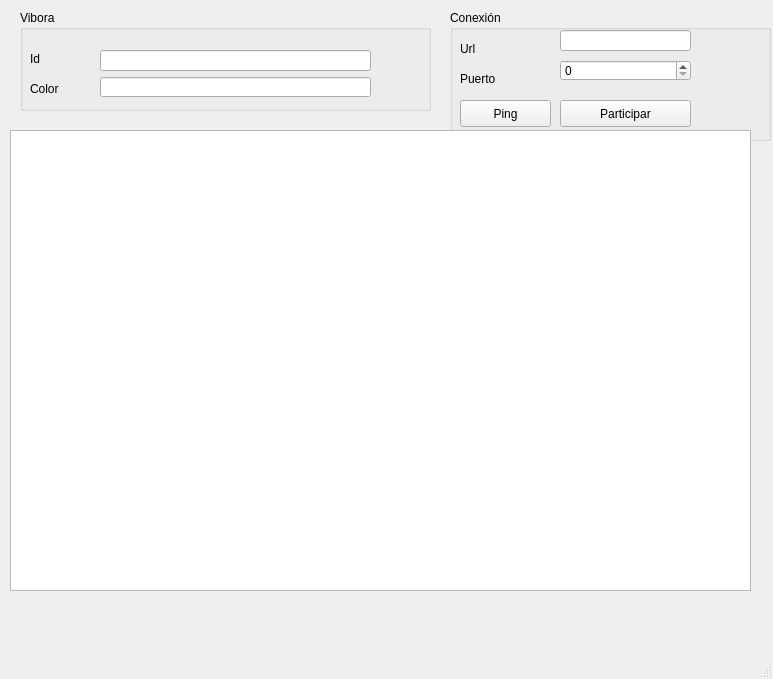
Before: the Qt Designer form cliente.ui in NoraLuna/Practica08-Modelado20171, drawn with Qt 5.
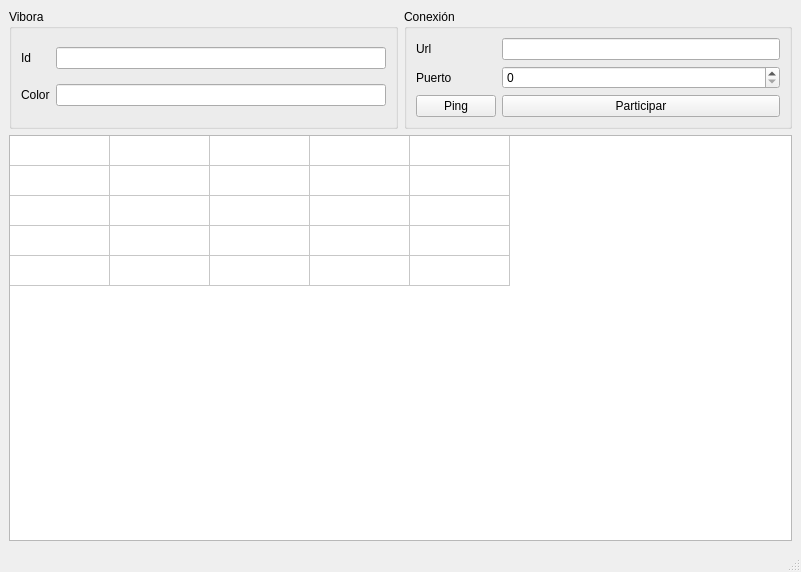
After: the same form once the commit is applied.

Commit message: agregue los archivos .ui actualizados y los .py

Diff of the .ui file:
```diff
--- a/cliente.ui
+++ b/cliente.ui
@@ -6,168 +6,130 @@
    <rect>
     <x>0</x>
     <y>0</y>
-    <width>773</width>
-    <height>679</height>
+    <width>801</width>
+    <height>572</height>
    </rect>
   </property>
   <property name="windowTitle">
    <string>MainWindow</string>
   </property>
   <widget class="QWidget" name="centralwidget">
+   <layout class="QVBoxLayout" name="verticalLayout_5">
+    <item>
+     <layout class="QHBoxLayout" name="horizontalLayout_3">
+      <item>
    <widget class="QGroupBox" name="groupBox">
-    <property name="geometry">
-     <rect>
-      <x>20</x>
-      <y>10</y>
-      <width>411</width>
-      <height>101</height>
-     </rect>
-    </property>
     <property name="title">
      <string>Vibora</string>
     </property>
+        <layout class="QGridLayout" name="gridLayout_3">
+         <item row="0" column="0">
     <widget class="QLabel" name="label">
-     <property name="geometry">
-      <rect>
-       <x>10</x>
-       <y>40</y>
-       <width>41</width>
-       <height>17</height>
-      </rect>
-     </property>
      <property name="text">
       <string>Id</string>
      </property>
     </widget>
+         </item>
+         <item row="1" column="0">
     <widget class="QLabel" name="label_2">
-     <property name="geometry">
-      <rect>
-       <x>10</x>
-       <y>70</y>
-       <width>51</width>
-       <height>17</height>
-      </rect>
-     </property>
      <property name="text">
       <string>Color</string>
      </property>
     </widget>
-    <widget class="QLineEdit" name="lineEdit">
-     <property name="geometry">
-      <rect>
-       <x>80</x>
-       <y>40</y>
-       <width>271</width>
-       <height>21</height>
-      </rect>
-     </property>
-    </widget>
-    <widget class="QLineEdit" name="lineEdit_2">
-     <property name="geometry">
-      <rect>
-       <x>80</x>
-       <y>67</y>
-       <width>271</width>
-       <height>20</height>
-      </rect>
-     </property>
-    </widget>
-   </widget>
+         </item>
+         <item row="0" column="1">
+          <widget class="QLineEdit" name="lineEdit"/>
+         </item>
+         <item row="1" column="1">
+          <widget class="QLineEdit" name="lineEdit_2"/>
+         </item>
+        </layout>
+       </widget>
+      </item>
+      <item>
    <widget class="QGroupBox" name="groupBox_2">
-    <property name="geometry">
-     <rect>
-      <x>450</x>
-      <y>10</y>
-      <width>321</width>
-      <height>131</height>
-     </rect>
-    </property>
     <property name="title">
      <string>Conexión</string>
     </property>
-    <widget class="QLabel" name="label_3">
-     <property name="geometry">
-      <rect>
-       <x>10</x>
-       <y>30</y>
-       <width>66</width>
-       <height>17</height>
-      </rect>
-     </property>
-     <property name="text">
-      <string>Url</string>
-     </property>
-    </widget>
+        <layout class="QGridLayout" name="gridLayout_5">
+         <item row="0" column="1">
+          <widget class="QLineEdit" name="lineEdit_3"/>
+         </item>
+         <item row="1" column="1">
+          <widget class="QSpinBox" name="spinBox"/>
+         </item>
+         <item row="1" column="0">
     <widget class="QLabel" name="label_4">
-     <property name="geometry">
-      <rect>
-       <x>10</x>
-       <y>60</y>
-       <width>66</width>
-       <height>17</height>
-      </rect>
-     </property>
      <property name="text">
       <string>Puerto</string>
      </property>
     </widget>
-    <widget class="QLineEdit" name="lineEdit_3">
-     <property name="geometry">
-      <rect>
-       <x>110</x>
-       <y>20</y>
-       <width>131</width>
-       <height>21</height>
-      </rect>
-     </property>
-    </widget>
-    <widget class="QSpinBox" name="spinBox">
-     <property name="geometry">
-      <rect>
-       <x>110</x>
-       <y>50</y>
-       <width>131</width>
-       <height>21</height>
-      </rect>
-     </property>
-    </widget>
-    <widget class="QPushButton" name="pushButton">
-     <property name="geometry">
-      <rect>
-       <x>10</x>
-       <y>90</y>
-       <width>91</width>
-       <height>27</height>
-      </rect>
-     </property>
+         </item>
+         <item row="0" column="0">
+          <widget class="QLabel" name="label_3">
      <property name="text">
-      <string>Ping</string>
-     </property>
-    </widget>
+            <string>Url</string>
+           </property>
+          </widget>
+         </item>
+         <item row="2" column="1">
     <widget class="QPushButton" name="pushButton_2">
-     <property name="geometry">
-      <rect>
-       <x>110</x>
-       <y>90</y>
-       <width>131</width>
-       <height>27</height>
-      </rect>
-     </property>
      <property name="text">
       <string>Participar</string>
      </property>
     </widget>
-   </widget>
-   <widget class="QTableView" name="tableView">
-    <property name="geometry">
-     <rect>
-      <x>10</x>
-      <y>130</y>
-      <width>741</width>
-      <height>461</height>
-     </rect>
-    </property>
-   </widget>
+         </item>
+         <item row="2" column="0">
+          <widget class="QPushButton" name="pushButton">
+           <property name="text">
+            <string>Ping</string>
+           </property>
+          </widget>
+         </item>
+        </layout>
+       </widget>
+      </item>
+     </layout>
+    </item>
+    <item>
+     <widget class="QTableWidget" name="tableWidget">
+      <property name="rowCount">
+       <number>5</number>
+      </property>
+      <property name="columnCount">
+       <number>5</number>
+      </property>
+      <attribute name="horizontalHeaderVisible">
+       <bool>false</bool>
+      </attribute>
+      <attribute name="horizontalHeaderHighlightSections">
+       <bool>false</bool>
+      </attribute>
+      <attribute name="horizontalHeaderMinimumSectionSize">
+       <number>1</number>
+      </attribute>
+      <attribute name="verticalHeaderVisible">
+       <bool>false</bool>
+      </attribute>
+      <attribute name="verticalHeaderHighlightSections">
+       <bool>false</bool>
+      </attribute>
+      <attribute name="verticalHeaderMinimumSectionSize">
+       <number>1</number>
+      </attribute>
+      <row/>
+      <row/>
+      <row/>
+      <row/>
+      <row/>
+      <column/>
+      <column/>
+      <column/>
+      <column/>
+      <column/>
+     </widget>
+    </item>
+   </layout>
   </widget>
   <widget class="QMenuBar" name="menubar">
    <property name="geometry">
```
Left out of the diff: 4 changed lines with no effect on the pictures. Lines whose indentation alone changed are shown as unchanged. The commit also changes 3 other files.
